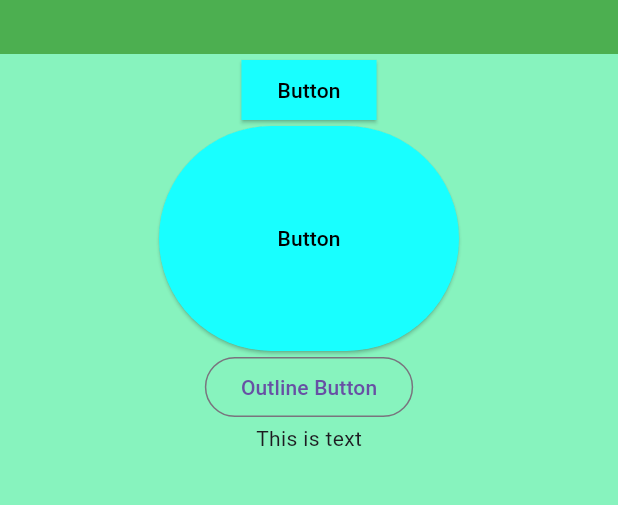
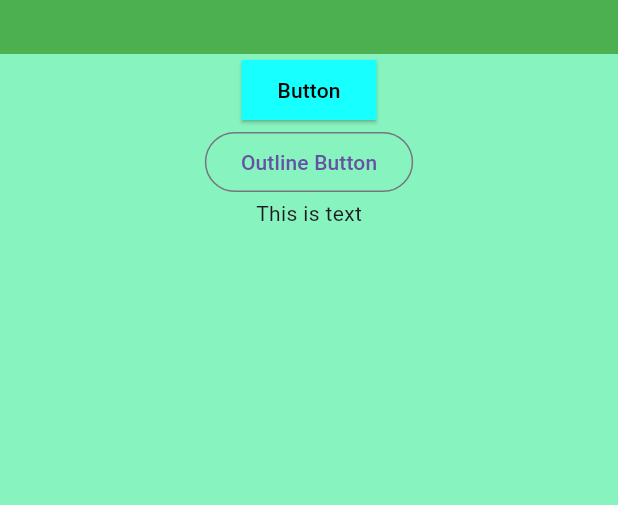
Before and after one commit to osmangonikhan247/new_project, a Flutter app: the screen it shows after launch, on a phone screen of 412 x 824 dp, the part 96-601 px from its top. Run offline on Flutter 3.47's test engine with Material 3 defaults, Android fonts, the phone set to English and light mode, and no system bars.

Commit message:
updated code

```diff
--- a/lib/app.dart
+++ b/lib/app.dart
@@ -2,6 +2,7 @@ import 'package:flutter/material.dart';
 import 'package:flutter_app_development/newpage.dart';
 import 'package:flutter_app_development/viewpage.dart';
 import 'homepage.dart';
+import 'page2.dart';
 
 class MyApp extends StatelessWidget {
   const MyApp({super.key});
@@ -11,7 +12,7 @@ class MyApp extends StatelessWidget {
     return MaterialApp(
         debugShowCheckedModeBanner: false,
         title: 'New project Flutter',
-        home: newpage()
+        home: page2()
     );
   }
 }
--- /dev/null
+++ b/lib/page2.dart
@@ -0,0 +1,49 @@
+import 'package:flutter/material.dart';
+
+class page2 extends StatelessWidget {
+  const page2({super.key});
+
+  @override
+  Widget build(BuildContext context) {
+    return Scaffold(
+      // backgroundColor: Colors.greenAccent.shade100,
+      backgroundColor: Colors.greenAccent.withOpacity(0.8),
+      appBar: AppBar(
+        title: Text('New Page'),
+        centerTitle: true,
+        backgroundColor: Colors.green,
+        toolbarHeight: 100,
+      ),
+
+      body: Center(
+        child: Column(
+          children: [
+            ElevatedButton(
+                style: ElevatedButton.styleFrom(
+                    backgroundColor: Colors.cyanAccent,
+                    foregroundColor: Colors.black,
+                    shape: RoundedRectangleBorder(
+                        borderRadius: BorderRadius.horizontal()
+                    )
+                ),
+                onPressed: (){print('One press in the Button');
+                }, child: Text('Button'  ,)),
+
+            OutlinedButton(onPressed: (){}, child: Text('Outline Button')),
+
+            GestureDetector(
+                onTap: (){
+                  print('One tap');
+                },
+
+                child: Text('This is text')),
+
+          ],
+
+
+        ),
+      ),
+
+    );
+  }
+}
```
